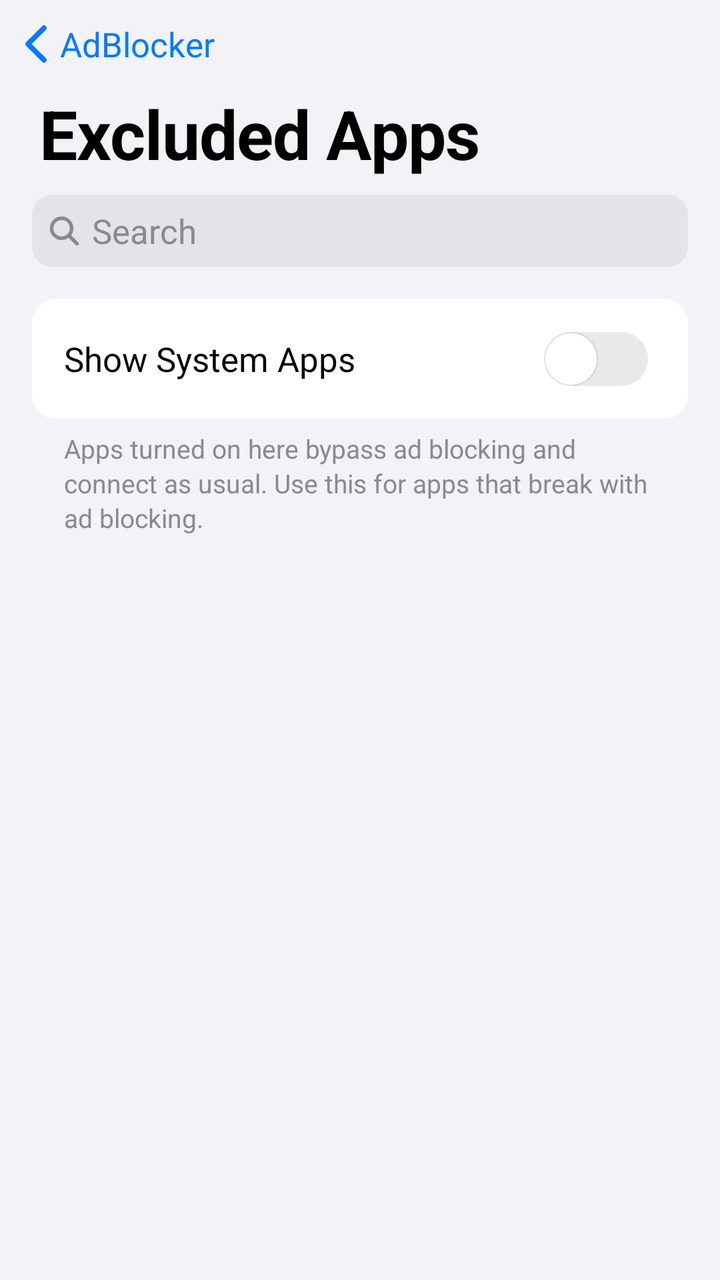
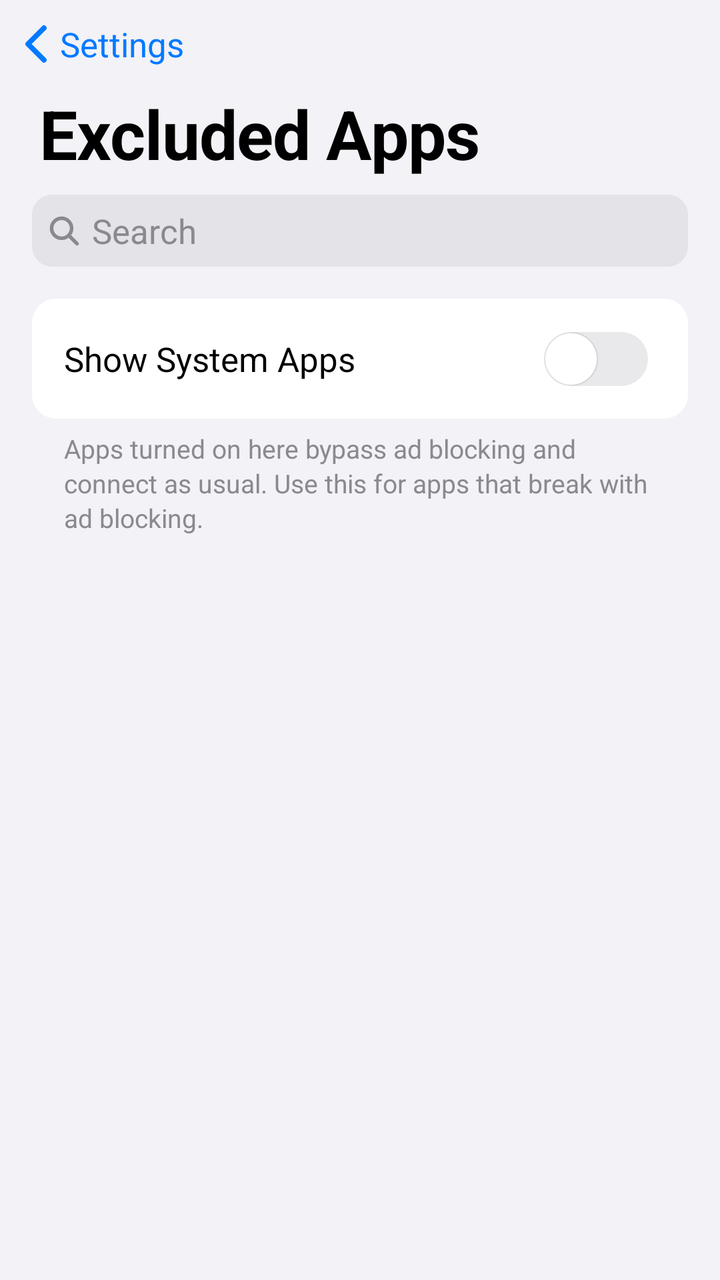

Before-and-after screenshots of an Android layout around one commit, followed by the original layout XML and the change that was made.
<!-- AndroidManifest.xml: application theme Theme.AdBlocker -->
<!-- res/layout/activity_app_list.xml -->
<?xml version="1.0" encoding="utf-8"?>
<LinearLayout xmlns:android="http://schemas.android.com/apk/res/android"
    android:id="@+id/root"
    android:layout_width="match_parent"
    android:layout_height="match_parent"
    android:orientation="vertical">

    
    <LinearLayout
        android:id="@+id/backButton"
        android:layout_width="wrap_content"
        android:layout_height="44dp"
        android:background="?attr/selectableItemBackgroundBorderless"
        android:clickable="true"
        android:focusable="true"
        android:gravity="center_vertical"
        android:orientation="horizontal"
        android:paddingHorizontal="12dp">

        <ImageView
            android:layout_width="12dp"
            android:layout_height="20dp"
            android:importantForAccessibility="no"
            android:src="@drawable/ic_back" />

        <TextView
            android:layout_width="wrap_content"
            android:layout_height="wrap_content"
            android:layout_marginStart="6dp"
            android:text="@string/app_name"
            android:textColor="@color/accent_blue"
            android:textSize="17sp" />
    </LinearLayout>

    <TextView
        style="@style/LargeTitle"
        android:layout_width="wrap_content"
        android:layout_height="wrap_content"
        android:layout_marginHorizontal="20dp"
        android:text="@string/title_exclusions" />

    <EditText
        android:id="@+id/searchBox"
        android:layout_width="match_parent"
        android:layout_height="36dp"
        android:layout_marginHorizontal="16dp"
        android:layout_marginTop="8dp"
        android:background="@drawable/bg_search"
        android:drawableStart="@drawable/ic_search"
        android:drawablePadding="6dp"
        android:hint="@string/search_hint"
        android:importantForAutofill="no"
        android:inputType="text"
        android:maxLines="1"
        android:paddingHorizontal="8dp"
        android:textColor="@color/label"
        android:textSize="17sp" />

    <LinearLayout
        style="@style/Card"
        android:layout_marginHorizontal="16dp"
        android:layout_marginTop="16dp">

        <LinearLayout style="@style/Row">

            <TextView
                style="@style/RowTitle"
                android:text="@string/show_system_apps" />

            <androidx.appcompat.widget.SwitchCompat
                android:id="@+id/systemAppsSwitch"
                style="@style/IosSwitch"
                android:layout_width="wrap_content"
                android:layout_height="wrap_content" />
        </LinearLayout>
    </LinearLayout>

    <TextView
        style="@style/SectionFooter"
        android:layout_width="match_parent"
        android:layout_height="wrap_content"
        android:layout_marginHorizontal="16dp"
        android:text="@string/exclusions_footer" />

    <FrameLayout
        android:layout_width="match_parent"
        android:layout_height="0dp"
        android:layout_marginTop="12dp"
        android:layout_weight="1">

        <androidx.recyclerview.widget.RecyclerView
            android:id="@+id/appList"
            android:layout_width="match_parent"
            android:layout_height="match_parent"
            android:clipToPadding="false"
            android:paddingHorizontal="16dp"
            android:paddingBottom="24dp" />

        <ProgressBar
            android:id="@+id/progress"
            android:layout_width="wrap_content"
            android:layout_height="wrap_content"
            android:layout_gravity="center" />
    </FrameLayout>
</LinearLayout>
<!-- resources referenced by this layout -->
<resources>
  <color name="accent_blue">#007AFF</color>
  <color name="label">#000000</color>
  <!-- drawable bg_search (drawable) -->
  <?xml version="1.0" encoding="utf-8"?>
  <shape xmlns:android="http://schemas.android.com/apk/res/android" android:shape="rectangle">
      <solid android:color="@color/fill_search" />
      <corners android:radius="10dp" />
  </shape>
  <string name="app_name">AdBlocker</string>
  <string name="exclusions_footer">Apps turned on here bypass ad blocking and connect as usual. Use this for apps that break with ad blocking.</string>
  <string name="search_hint">Search</string>
  <string name="show_system_apps">Show System Apps</string>
  <string name="title_exclusions">Excluded Apps</string>
  <style name="Card">
          <item name="android:layout_width">match_parent</item>
          <item name="android:layout_height">wrap_content</item>
          <item name="android:background">@drawable/bg_card</item>
          <item name="android:orientation">vertical</item>
      </style>
  <style name="IosSwitch">
          <item name="android:thumb">@drawable/switch_thumb</item>
          <item name="track">@drawable/switch_track</item>
          
          <item name="thumbTint">@null</item>
          <item name="trackTint">@null</item>
          <item name="android:showText">false</item>
          <item name="switchMinWidth">51dp</item>
      </style>
  <style name="LargeTitle">
          <item name="android:textSize">34sp</item>
          <item name="android:textStyle">bold</item>
          <item name="android:textColor">@color/label</item>
          <item name="android:letterSpacing">-0.01</item>
      </style>
  <style name="Row">
          <item name="android:layout_width">match_parent</item>
          <item name="android:layout_height">wrap_content</item>
          <item name="android:minHeight">48dp</item>
          <item name="android:gravity">center_vertical</item>
          <item name="android:orientation">horizontal</item>
          <item name="android:paddingHorizontal">16dp</item>
          <item name="android:paddingVertical">6dp</item>
      </style>
  <style name="RowTitle">
          <item name="android:layout_width">0dp</item>
          <item name="android:layout_height">wrap_content</item>
          <item name="android:layout_weight">1</item>
          <item name="android:textSize">17sp</item>
          <item name="android:textColor">@color/label</item>
      </style>
  <style name="SectionFooter">
          <item name="android:textSize">13sp</item>
          <item name="android:textColor">@color/label_secondary</item>
          <item name="android:paddingHorizontal">16dp</item>
          <item name="android:paddingTop">6dp</item>
          <item name="android:lineSpacingExtra">2dp</item>
      </style>
  <color name="fill_search">#E3E3E8</color>
  <color name="label_secondary">#8A8A8E</color>
  <!-- drawable bg_card (drawable) -->
  <?xml version="1.0" encoding="utf-8"?>
  <shape xmlns:android="http://schemas.android.com/apk/res/android" android:shape="rectangle">
      <solid android:color="@color/bg_card" />
      <corners android:radius="12dp" />
  </shape>
  <!-- drawable switch_thumb (drawable) -->
  <?xml version="1.0" encoding="utf-8"?>
  <inset xmlns:android="http://schemas.android.com/apk/res/android" android:inset="2dp">
      <shape android:shape="oval">
          <solid android:color="#FFFFFF" />
          <size android:width="27dp" android:height="27dp" />
          <stroke android:width="0.5dp" android:color="#1F000000" />
      </shape>
  </inset>
  <color name="accent_green">#34C759</color>
  <color name="bg_grouped">#F2F2F7</color>
  <color name="bg_card">#FFFFFF</color>
  <style name="ThemeOverlay.AdBlocker.Dialog" parent="ThemeOverlay.Material3.MaterialAlertDialog">
          <item name="backgroundTint">@color/bg_card</item>
          <item name="elevationOverlayEnabled">false</item>
          <item name="colorOnSurfaceVariant">@color/label</item>
          <item name="colorControlActivated">@color/accent_blue</item>
      </style>
  <color name="switch_off">#E9E9EB</color>
  <!-- unchanged entries left out for length: 4 -->
</resources>

<!-- the commit's change to res/layout/activity_app_list.xml (unified diff, before → after) -->
@@ -27,7 +27,7 @@
             android:layout_width="wrap_content"
             android:layout_height="wrap_content"
             android:layout_marginStart="6dp"
-            android:text="@string/app_name"
+            android:text="@string/title_settings"
             android:textColor="@color/accent_blue"
             android:textSize="17sp" />
     </LinearLayout>
<!-- resource entries referenced after the edit -->
@@ -8,11 +8,11 @@
       <solid android:color="@color/fill_search" />
       <corners android:radius="10dp" />
   </shape>
-  <string name="app_name">AdBlocker</string>
   <string name="exclusions_footer">Apps turned on here bypass ad blocking and connect as usual. Use this for apps that break with ad blocking.</string>
   <string name="search_hint">Search</string>
   <string name="show_system_apps">Show System Apps</string>
   <string name="title_exclusions">Excluded Apps</string>
+  <string name="title_settings">Settings</string>
   <style name="Card">
           <item name="android:layout_width">match_parent</item>
           <item name="android:layout_height">wrap_content</item>
